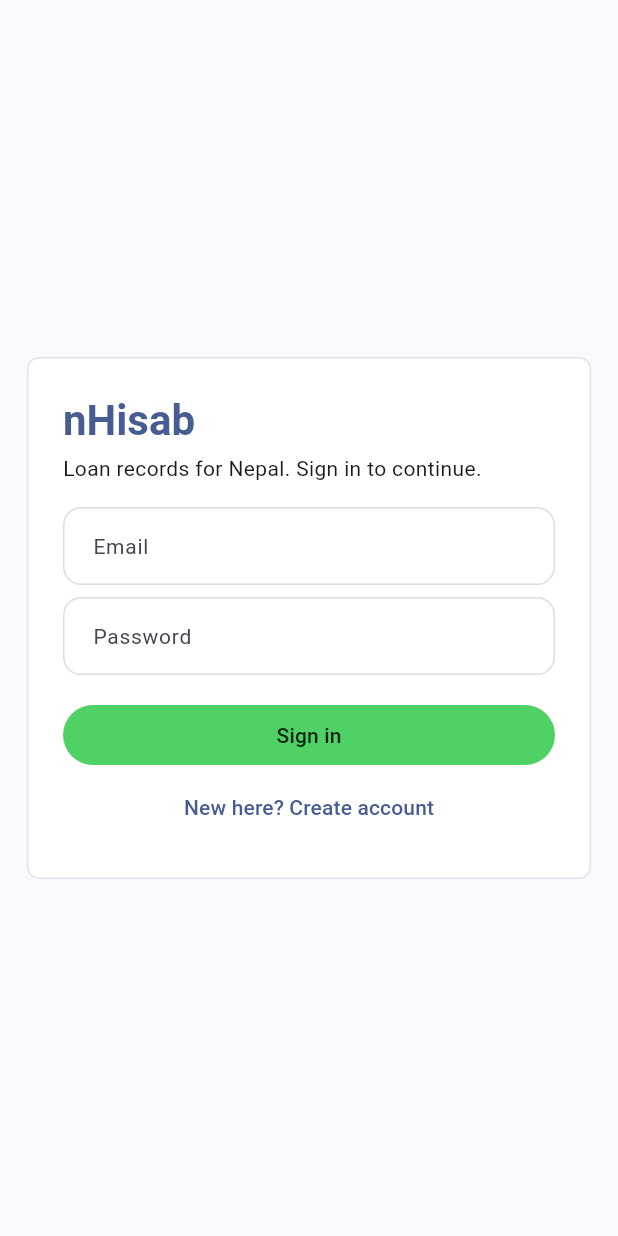
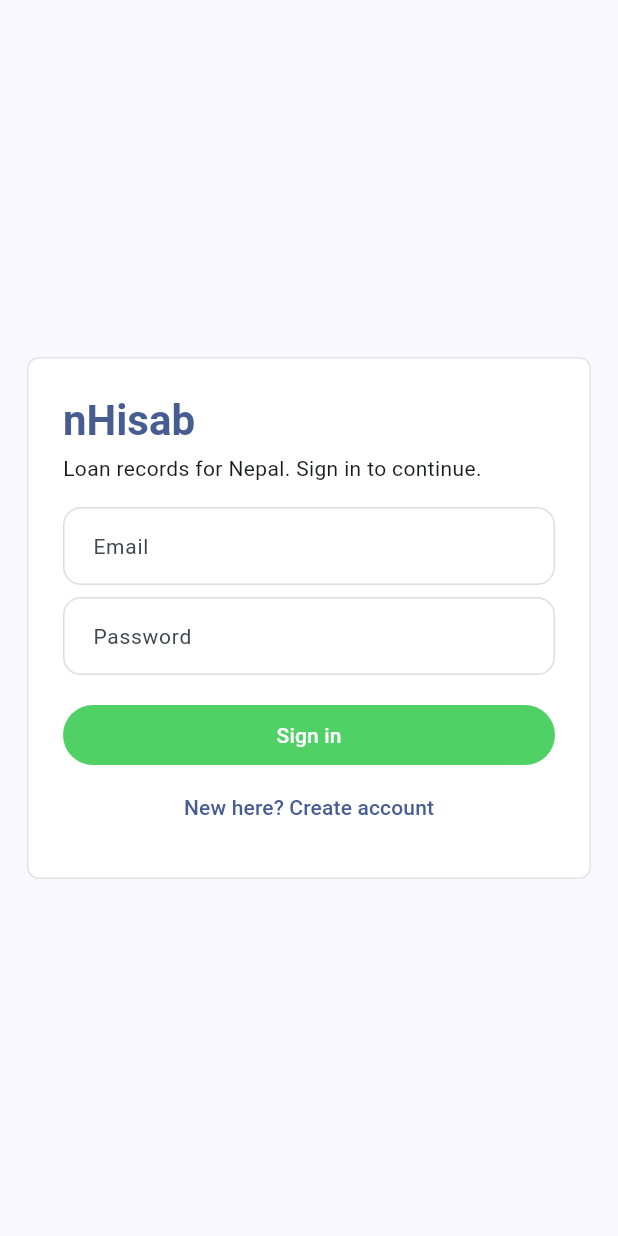
Before and after one commit to namunaONE/nHisab, a Flutter app: the screen it shows after launch, on a phone screen of 412 x 824 dp. Run offline on Flutter 3.47's test engine with Material 3 defaults, Android fonts, the phone set to English and light mode, and no system bars; our stand-ins replace data_table_2, decimal, file_picker, fl_chart, flutter_riverpod, pdf and 2 more; missing offline and left inert: bikram_sambat, excel, rational; accounts and stored records are empty.

Commit message:
ui/ux phase A: contrast + dark-mode hardening
- ledger_page.dart: DataTable headers use scheme.onPrimary instead of
  hardcoded Colors.white (works in both light + dark mode)
- login_page.dart: FilledButton uses scheme.secondary / scheme.onSecondary
  instead of hardcoded 0xFF4FD166 / 0xFF00210A
flutter analyze: 0 issues | flutter test: 10/10 | build web: OK

```diff
--- a/app/lib/src/features/auth/login_page.dart
+++ b/app/lib/src/features/auth/login_page.dart
@@ -61,7 +61,10 @@
                   const SizedBox(height: 16),
                   FilledButton(
                     onPressed: busy ? null : submit,
-                    style: FilledButton.styleFrom(backgroundColor: const Color(0xFF4FD166), foregroundColor: const Color(0xFF00210A)),
+                    style: FilledButton.styleFrom(
+                      backgroundColor: scheme.secondary,
+                      foregroundColor: scheme.onSecondary,
+                    ),
                     child: Text(busy ? 'Please wait...' : (isSignup ? 'Create account' : 'Sign in')),
                   ),
                   TextButton(
```
Also changed, not shown: app/lib/src/features/home/ledger_page.dart (+13 -13 lines).
